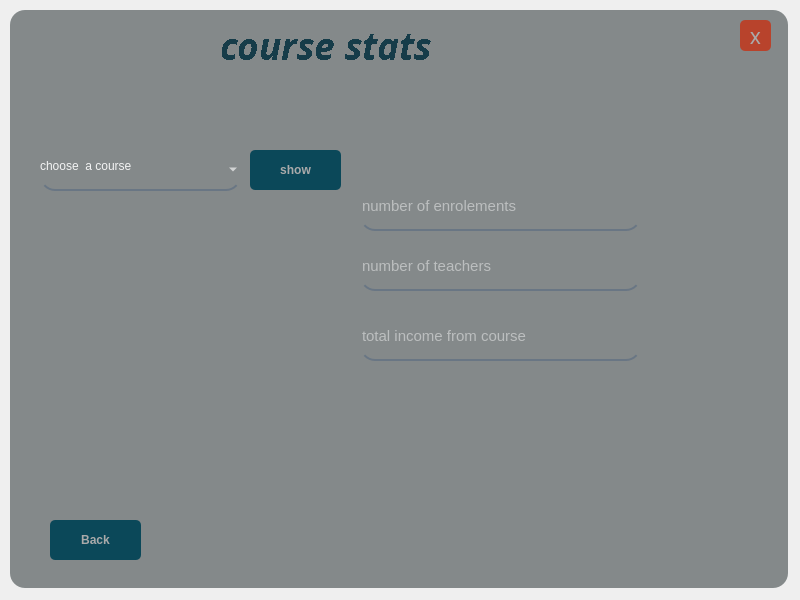
Old version of the form UIs/course_details.ui in the repository IxBahy/EDU-center-system.
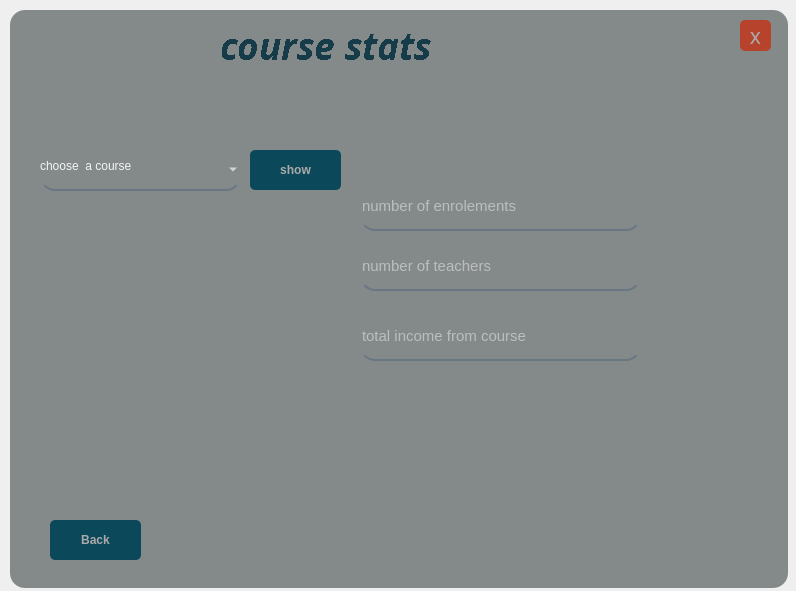
New version of the form.

Diff of the .ui file:
```diff
--- a/UIs/course_details.ui
+++ b/UIs/course_details.ui
@@ -6,8 +6,8 @@
    <rect>
     <x>0</x>
     <y>0</y>
-    <width>800</width>
-    <height>600</height>
+    <width>796</width>
+    <height>591</height>
    </rect>
   </property>
   <property name="windowTitle">
```
